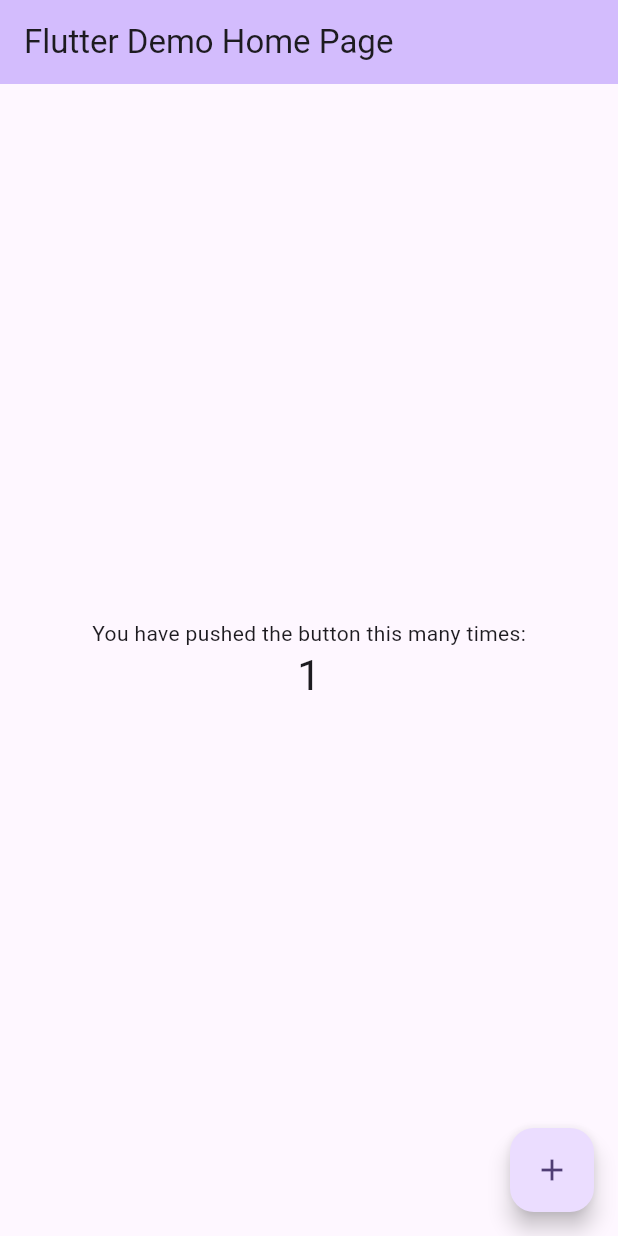
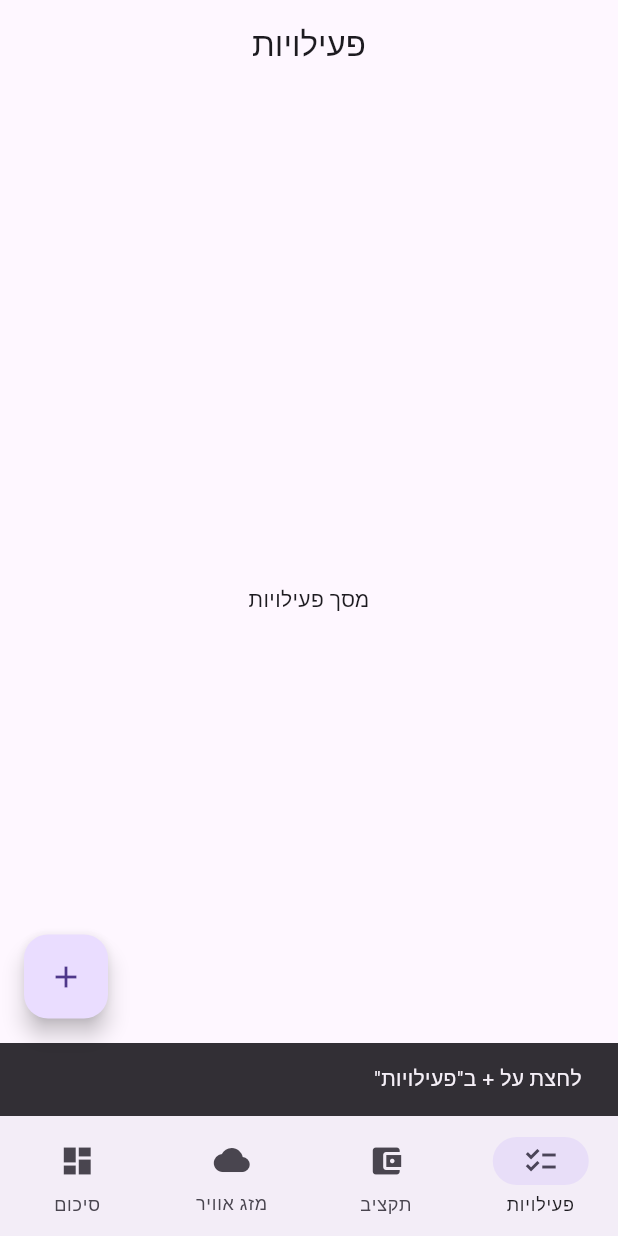
Before and after one commit to ElonAMR/my_trip, a Flutter app: the screen it shows after launch, after a tap on the "add" icon, on a phone screen of 412 x 824 dp. Run offline on Flutter 3.47's test engine with Material 3 defaults, Android fonts, the phone set to English and light mode, and no system bars.

Commit message:
start project , build application for Trip planning

```diff
--- a/lib/main.dart
+++ b/lib/main.dart
@@ -1,122 +1,75 @@
 import 'package:flutter/material.dart';
 
-void main() {
-  runApp(const MyApp());
-}
+void main() => runApp(const MyApp());
 
 class MyApp extends StatelessWidget {
   const MyApp({super.key});
 
-  // This widget is the root of your application.
   @override
   Widget build(BuildContext context) {
     return MaterialApp(
-      title: 'Flutter Demo',
-      theme: ThemeData(
-        // This is the theme of your application.
-        //
-        // TRY THIS: Try running your application with "flutter run". You'll see
-        // the application has a purple toolbar. Then, without quitting the app,
-        // try changing the seedColor in the colorScheme below to Colors.green
-        // and then invoke "hot reload" (save your changes or press the "hot
-        // reload" button in a Flutter-supported IDE, or press "r" if you used
-        // the command line to start the app).
-        //
-        // Notice that the counter didn't reset back to zero; the application
-        // state is not lost during the reload. To reset the state, use hot
-        // restart instead.
-        //
-        // This works for code too, not just values: Most code changes can be
-        // tested with just a hot reload.
-        colorScheme: ColorScheme.fromSeed(seedColor: Colors.deepPurple),
+      debugShowCheckedModeBanner: false,
+      title: 'MyTrip',
+      // RTL לכל האפליקציה
+      builder: (context, child) => Directionality(
+        textDirection: TextDirection.rtl,
+        child: child!,
       ),
-      home: const MyHomePage(title: 'Flutter Demo Home Page'),
+      home: const _Home(),
     );
   }
 }
 
-class MyHomePage extends StatefulWidget {
-  const MyHomePage({super.key, required this.title});
-
-  // This widget is the home page of your application. It is stateful, meaning
-  // that it has a State object (defined below) that contains fields that affect
-  // how it looks.
-
-  // This class is the configuration for the state. It holds the values (in this
-  // case the title) provided by the parent (in this case the App widget) and
-  // used by the build method of the State. Fields in a Widget subclass are
-  // always marked "final".
-
-  final String title;
-
+class _Home extends StatefulWidget {
+  const _Home({super.key});
   @override
-  State<MyHomePage> createState() => _MyHomePageState();
+  State<_Home> createState() => _HomeState();
 }
 
-class _MyHomePageState extends State<MyHomePage> {
-  int _counter = 0;
+class _HomeState extends State<_Home> {
+  int _index = 0;
 
-  void _incrementCounter() {
-    setState(() {
-      // This call to setState tells the Flutter framework that something has
-      // changed in this State, which causes it to rerun the build method below
-      // so that the display can reflect the updated values. If we changed
-      // _counter without calling setState(), then the build method would not be
-      // called again, and so nothing would appear to happen.
-      _counter++;
-    });
-  }
+  static const _titles = ['פעילויות', 'תקציב', 'מזג אוויר', 'סיכום'];
+  static const _screens = <Widget>[
+    Center(child: Text('מסך פעילויות')),
+    Center(child: Text('מסך תקציב')),
+    Center(child: Text('מסך מזג אוויר')),
+    Center(child: Text('מסך סיכום')),
+  ];
 
   @override
   Widget build(BuildContext context) {
-    // This method is rerun every time setState is called, for instance as done
-    // by the _incrementCounter method above.
-    //
-    // The Flutter framework has been optimized to make rerunning build methods
-    // fast, so that you can just rebuild anything that needs updating rather
-    // than having to individually change instances of widgets.
     return Scaffold(
-      appBar: AppBar(
-        // TRY THIS: Try changing the color here to a specific color (to
-        // Colors.amber, perhaps?) and trigger a hot reload to see the AppBar
-        // change color while the other colors stay the same.
-        backgroundColor: Theme.of(context).colorScheme.inversePrimary,
-        // Here we take the value from the MyHomePage object that was created by
-        // the App.build method, and use it to set our appbar title.
-        title: Text(widget.title),
+      appBar: AppBar(title: Text(_titles[_index]), centerTitle: true),
+      body: _screens[_index],
+      bottomNavigationBar: NavigationBar(
+        selectedIndex: _index,
+        onDestinationSelected: (i) => setState(() => _index = i),
+        destinations: const [
+          NavigationDestination(icon: Icon(Icons.checklist), label: 'פעילויות'),
+          NavigationDestination(icon: Icon(Icons.account_balance_wallet), label: 'תקציב'),
+          NavigationDestination(icon: Icon(Icons.cloud), label: 'מזג אוויר'),
+          NavigationDestination(icon: Icon(Icons.dashboard), label: 'סיכום'),
+        ],
       ),
-      body: Center(
-        // Center is a layout widget. It takes a single child and positions it
-        // in the middle of the parent.
-        child: Column(
-          // Column is also a layout widget. It takes a list of children and
-          // arranges them vertically. By default, it sizes itself to fit its
-          // children horizontally, and tries to be as tall as its parent.
-          //
-          // Column has various properties to control how it sizes itself and
-          // how it positions its children. Here we use mainAxisAlignment to
-          // center the children vertically; the main axis here is the vertical
-          // axis because Columns are vertical (the cross axis would be
-          // horizontal).
-          //
-          // TRY THIS: Invoke "debug painting" (choose the "Toggle Debug Paint"
-          // action in the IDE, or press "p" in the console), to see the
-          // wireframe for each widget.
-          mainAxisAlignment: MainAxisAlignment.center,
-          children: <Widget>[
-            const Text('You have pushed the button this many times:'),
-            Text(
-              '$_counter',
-              style: Theme.of(context).textTheme.headlineMedium,
-            ),
-          ],
-        ),
-      ),
-      floatingActionButton: FloatingActionButton(
-        onPressed: _incrementCounter,
-        tooltip: 'Increment',
-        child: const Icon(Icons.add),
-      ), // This trailing comma makes auto-formatting nicer for build methods.
+      floatingActionButton: _fabForTab(_index),
+      floatingActionButtonLocation: FloatingActionButtonLocation.endFloat,
     );
   }
+
+  // כפתור + רק בטאבים הרלוונטיים (למשל פעילויות/תקציב)
+  Widget? _fabForTab(int index) {
+    if (index == 0 || index == 1) {
+      return FloatingActionButton(
+        onPressed: () {
+          // כאן בעתיד תפתח דיאלוג הוספה
+          ScaffoldMessenger.of(context).showSnackBar(
+            SnackBar(content: Text('לחצת על + ב"${_titles[index]}"')),
+          );
+        },
+        child: const Icon(Icons.add),
+      );
+    }
+    return null;
+  }
 }
```
